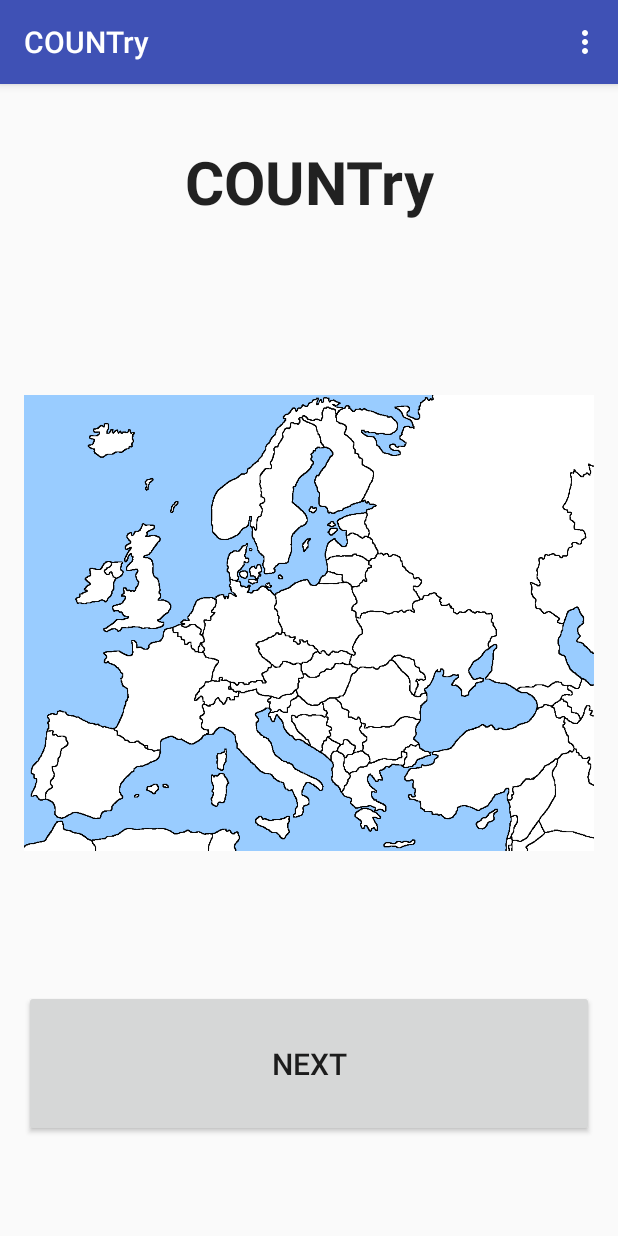
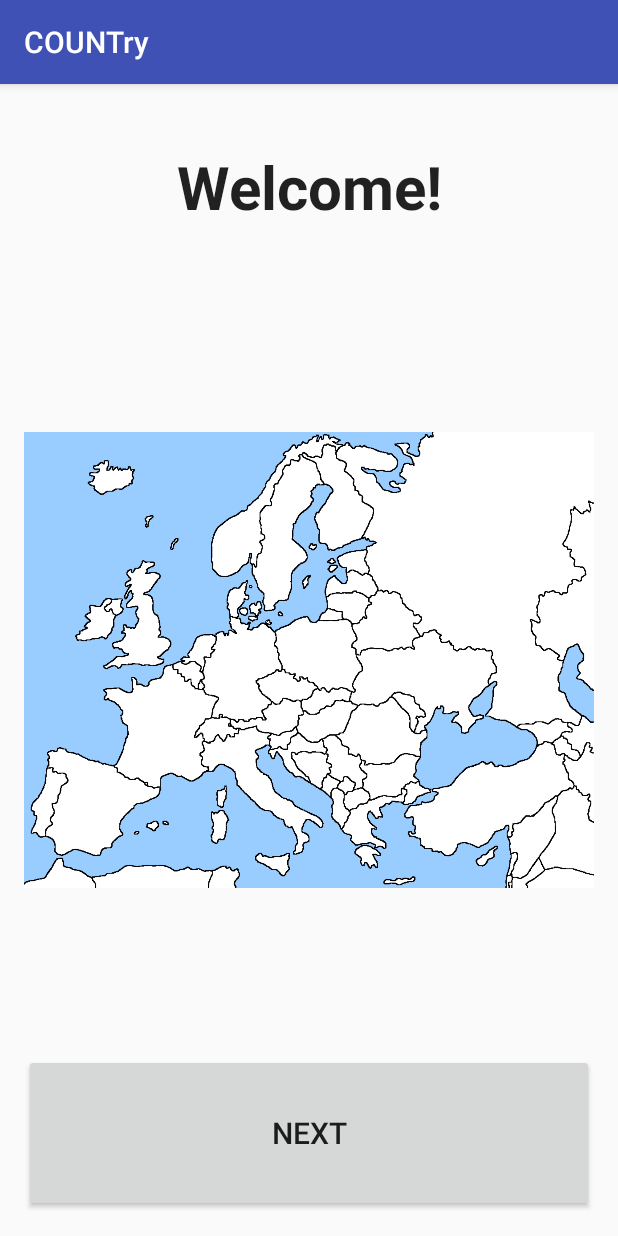
Before and after one commit to lundygp/COUNTry, an Android app: the screen it shows after launch (MainActivity), on a phone screen of 412 x 824 dp. Run offline under Robolectric (Android 15) with nearby library versions, the phone set to English and light mode, and no system bars.

Commit message:
First Page Nearly Done

```diff
--- a/app/src/main/AndroidManifest.xml
+++ b/app/src/main/AndroidManifest.xml
@@ -11,6 +11,7 @@
         <activity
             android:name=".MainActivity"
             android:label="@string/app_name"
+            android:screenOrientation="portrait"
             android:theme="@style/AppTheme.NoActionBar">
             <intent-filter>
                 <action android:name="android.intent.action.MAIN" />
--- a/app/src/main/res/layout/content_main.xml
+++ b/app/src/main/res/layout/content_main.xml
@@ -30,7 +30,7 @@
         android:layout_width="wrap_content"
         android:layout_height="0dp"
         android:id="@+id/introImage"
-        android:src="@drawable/europeMap"
+        android:src="@drawable/europe_map"
         android:layout_weight="5"
         android:adjustViewBounds="false"
         android:baselineAlignBottom="false"
@@ -46,8 +46,4 @@
         android:layout_weight="1"
         android:textSize="20sp" />
 
-    <LinearLayout
-        android:orientation="vertical"
-        android:layout_width="match_parent"
-        android:layout_height="50dp"></LinearLayout>
 </LinearLayout>
--- a/app/src/main/res/menu/menu_main.xml
+++ b/app/src/main/res/menu/menu_main.xml
@@ -2,9 +2,9 @@
     xmlns:app="http://schemas.android.com/apk/res-auto"
     xmlns:tools="http://schemas.android.com/tools"
     tools:context="com.example.country.MainActivity">
-    <item
+    <!--<item
         android:id="@+id/action_settings"
         android:orderInCategory="100"
         android:title="@string/action_settings"
-        app:showAsAction="never" />
+        app:showAsAction="never" />-->
 </menu>
--- a/app/src/main/res/values/strings.xml
+++ b/app/src/main/res/values/strings.xml
@@ -1,6 +1,6 @@
 <resources>
     <string name="app_name">COUNTry</string>
     <string name="action_settings">Settings</string>
-    <string name="appName">COUNTry</string>
+    <string name="appName">Welcome!</string>
     <string name="nextButtonValue">NEXT</string>
 </resources>
```
Also changed, not shown: app/src/main/java/com/example/country/MainActivity.java (+2 -11 lines), app/src/main/ic_launcher-web.png (added), app/src/main/res/drawable/europe_map.png (renamed from app/src/main/res/drawable/europeMap.png), app/src/main/res/mipmap-hdpi/ic_launcher.png, app/src/main/res/mipmap-mdpi/ic_launcher.png, app/src/main/res/mipmap-xhdpi/ic_launcher.png, app/src/main/res/mipmap-xxhdpi/ic_launcher.png, app/src/main/res/mipmap-xxxhdpi/ic_launcher.png.
